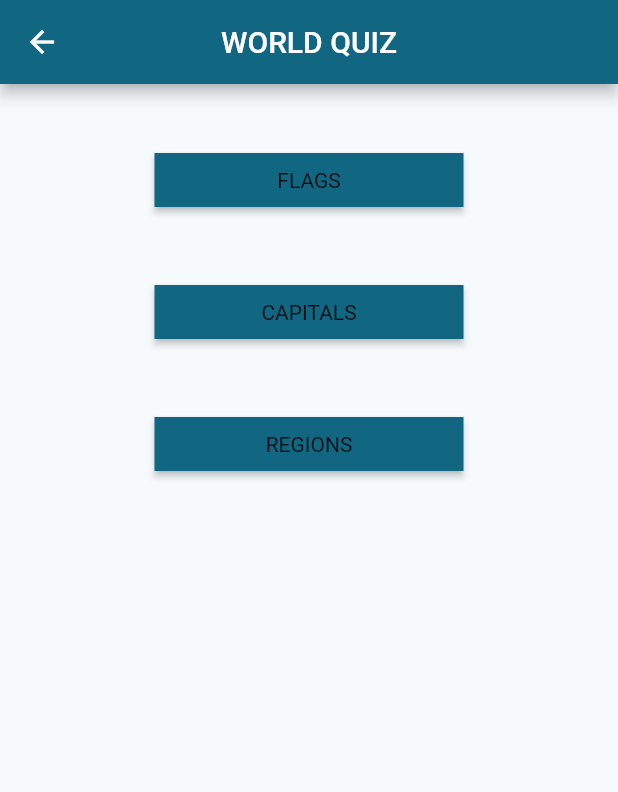
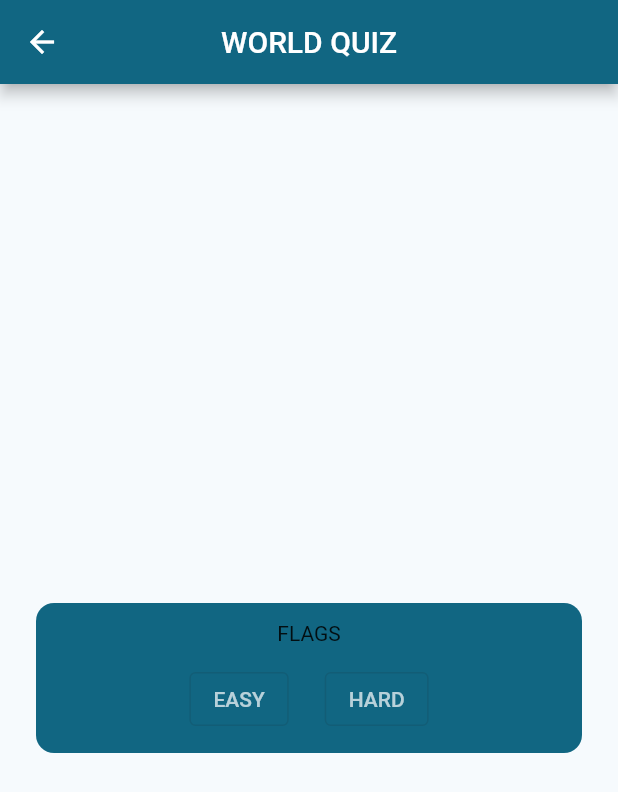
Before and after one commit to ed-mota-teixeira/world, a Flutter app: the MenuPage screen opened by its route, on a phone screen of 412 x 824 dp. Shown: the top 792 px of the screen. Run offline on Flutter 3.47's test engine with Material 2 defaults, Android fonts, the light colour scheme and no system bars; our stand-ins replace animated_flip_counter, flutter_riverpod, percent_indicator; missing offline and left inert: animated_snack_bar, image_fade.

Commit message:
Commit #2

```diff
--- a/lib/controllers/country_provider.dart
+++ b/lib/controllers/country_provider.dart
@@ -1,4 +1,5 @@
 import 'package:countries/controllers/process_countries_game_control.dart';
+import 'package:countries/models/countries_list.dart';
 import 'package:flutter_riverpod/flutter_riverpod.dart';
 
 final countryProvider =
@@ -7,7 +8,8 @@ final countryProvider =
 });
 
 class FlagsController extends StateNotifier<CountriesGameProcessControl> {
-  FlagsController() : super(CountriesGameProcessControl(3)..init());
+  FlagsController()
+      : super(CountriesGameProcessControl(3)..init(CountriesList().list));
 
   void next() {
     state.next();
@@ -16,6 +18,6 @@ class FlagsController extends StateNotifier<CountriesGameProcessControl> {
   }
 
   void clear() {
-    state.init();
+    state.init(state.source);
   }
 }
--- /dev/null
+++ b/lib/data/lists.dart
@@ -0,0 +1,29 @@
+
+const List<String> easyCountriesCode = [
+  'FR',
+  'ES',
+  'DE',
+  'JP',
+  'RU',
+  'CA',
+  'IT',
+  'GB',
+  'US',
+  'BR',
+  'TR',
+  'PL',
+  'AU',
+  'ID',
+  'DK',
+  'MX',
+  'CH',
+  'MA',
+  'CN',
+  'UA',
+  'IN',
+  'IE',
+  'KR',
+  'IL',
+  'VN',
+  'GR',
+];
--- /dev/null
+++ b/lib/models/game_page_argument.dart
@@ -0,0 +1,10 @@
+import 'package:flutter/material.dart';
+
+import 'country.dart';
+
+class GamePageArgument {
+  final List<Country> list;
+  final Widget guessWidget;
+
+  GamePageArgument(this.list, this.guessWidget);
+}
--- a/lib/views/pages/menu_page.dart
+++ b/lib/views/pages/menu_page.dart
@@ -1,60 +1,87 @@
-import 'package:countries/models/menu_options.dart';
+import 'package:countries/data/lists.dart';
+import 'package:countries/models/countries_list.dart';
+import 'package:countries/models/game_page_argument.dart';
 import 'package:countries/utils/routing/route_names.dart';
-import 'package:countries/views/dialogs/dialogs.dart';
-import 'package:countries/views/widgets/menu_item.dart';
+import 'package:countries/views/widgets/flag_widget.dart';
 import 'package:flutter/material.dart';
 import 'package:flutter_riverpod/flutter_riverpod.dart';
 
 class MenuPage extends ConsumerWidget {
   const MenuPage({super.key});
 
-  void showFlagsOptions(BuildContext context) {
-    showDialog(
-        context: context,
-        builder: (c) {
-          return MenuDialog(
-            options: [
-              MenuOptions(
-                  text: 'EASY',
-                  onSelected: () {
-                    Navigator.of(c).pop();
-                    Navigator.of(context)
-                        .pushNamed(kFlagsGameRoute, arguments: true);
-                  }),
-              MenuOptions(
-                  text: 'ALL',
-                  onSelected: () {
-                    Navigator.of(c).pop();
-                    Navigator.of(context).pushNamed(kFlagsGameRoute);
-                  }),
-            ],
-          );
-        });
+  void goToEasyFlags(BuildContext context) {
+    Navigator.of(context).pushNamed(kFlagsGameRoute,
+        arguments: GamePageArgument(
+            CountriesList().fromCca2(easyCountriesCode), const CorrectFlag()));
+  }
+
+  void goToHardFlags(BuildContext context) {
+    Navigator.of(context).pushNamed(kFlagsGameRoute,
+        arguments: GamePageArgument(
+            CountriesList().notFromCca2(easyCountriesCode),
+            const CorrectFlag()));
+  }
+
+  Widget flagsGameOptions(BuildContext context) {
+    return Container(
+        width: MediaQuery.of(context).size.width - 48,
+        decoration: BoxDecoration(
+            color: Theme.of(context).primaryColor,
+            borderRadius: const BorderRadius.all(Radius.circular(12))),
+        child: Column(
+          mainAxisAlignment: MainAxisAlignment.center,
+          children: [
+            const Padding(
+              padding: EdgeInsetsDirectional.all(12),
+              child: Text('FLAGS'),
+            ),
+            Row(
+              mainAxisAlignment: MainAxisAlignment.center,
+              crossAxisAlignment: CrossAxisAlignment.center,
+              children: [
+                Padding(
+                  padding: const EdgeInsetsDirectional.only(
+                      start: 12, end: 12, bottom: 12),
+                  child: OutlinedButton(
+                    onPressed: () => goToEasyFlags(context),
+                    child: const Text('EASY',
+                        maxLines: 1,
+                        overflow: TextOverflow.ellipsis,
+                        style: TextStyle(color: Colors.white70)),
+                  ),
+                ),
+                Padding(
+                  padding: const EdgeInsetsDirectional.only(
+                      start: 12, end: 12, bottom: 12),
+                  child: OutlinedButton(
+                    onPressed: () => goToHardFlags(context),
+                    child: const Text('HARD',
+                        maxLines: 1,
+                        overflow: TextOverflow.ellipsis,
+                        style: TextStyle(color: Colors.white70)),
+                  ),
+                ),
+              ],
+            ),
+          ],
+        ));
   }
 
   @override
   Widget build(BuildContext context, WidgetRef ref) {
     return SafeArea(
       child: Scaffold(
-        appBar: AppBar(title: const Text('WORLD QUIZ'), centerTitle: true,),
+        appBar: AppBar(
+          title: const Text('WORLD QUIZ'),
+          centerTitle: true,
+        ),
         body: Center(
           child: Column(
-            mainAxisAlignment: MainAxisAlignment.start,
+            mainAxisAlignment: MainAxisAlignment.center,
             children: [
-              // const Text('OPTIONS'),
-              GameMainMenuItem(
-                onPressed: () => showFlagsOptions(context),
-                text: 'FLAGS',
-              ),
-              GameMainMenuItem(
-                onPressed: () =>
-                    Navigator.of(context).pushNamed(kCapitalsGameRoute),
-                text: 'CAPITALS',
-              ),
-              GameMainMenuItem(
-                onPressed: () =>
-                    Navigator.of(context).pushNamed(kCapitalsGameRoute),
-                text: 'REGIONS',
+              Padding(
+                padding: const EdgeInsetsDirectional.only(top: 24),
+                child: flagsGameOptions(context),
               ),
             ],
           ),
--- a/lib/views/widgets/menu_item.dart
+++ b/lib/views/widgets/menu_item.dart
@@ -11,12 +11,12 @@ class GameMainMenuItem extends StatelessWidget {
   Widget build(BuildContext context) {
     return Container(
       margin: const EdgeInsetsDirectional.only(top: 40, start: 16, end: 16),
-      width: MediaQuery.of(context).size.width / 2,
+     // width: MediaQuery.of(context).size.width / 2,
       child: RawMaterialButton(
           onPressed: onPressed,
           fillColor: Theme.of(context).primaryColor,
           splashColor: Colors.blueGrey,
-          highlightColor: Colors.grey,
+          highlightColor: Colors.blueGrey,
           child: Padding(
               padding: const EdgeInsets.all(10.0),
               child: Text(text, maxLines: 1, overflow: TextOverflow.ellipsis))),
```
Also changed, not shown: lib/controllers/process_countries_game_control.dart (+7 -58 lines), lib/main.dart (+4 -5 lines), lib/models/countries_list.dart (+7 -0 lines), lib/views/pages/capitals_game_page.dart (deleted, +0 -65 lines), lib/views/pages/game_page.dart (renamed from lib/views/pages/flags_game_page.dart, +13 -32 lines), lib/views/widgets/flag_widget.dart (+19 -14 lines).
